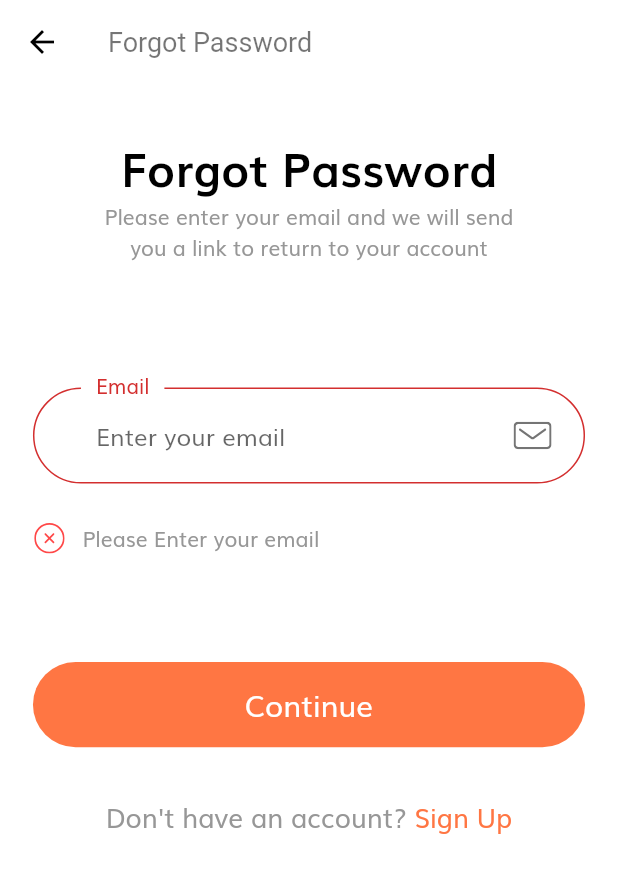
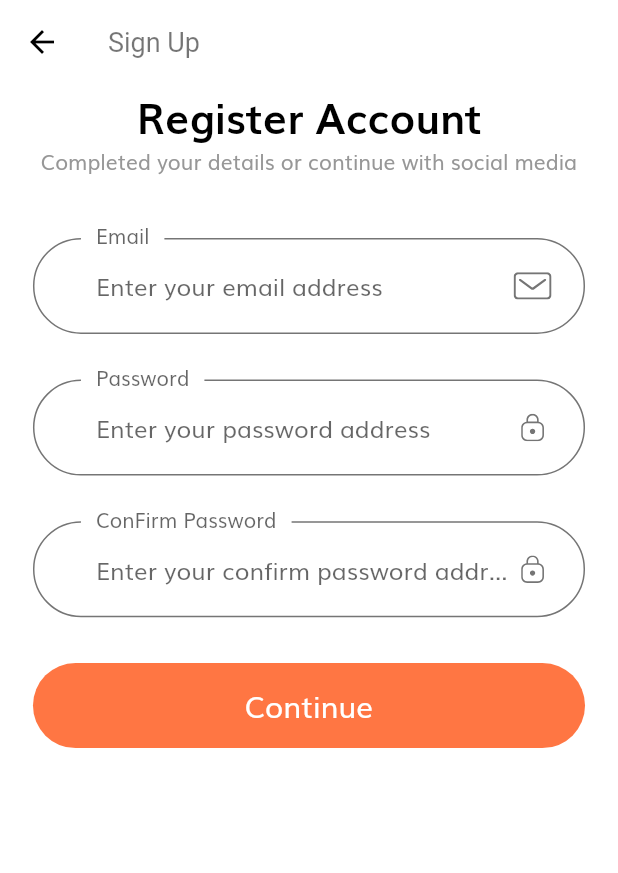
Before and after one commit to kv1991/shopping-mall, a Flutter app: the ForgotPasswordScreen screen opened by its route, after a tap on "Continue", after a tap on "Sign Up", on a phone screen of 412 x 824 dp. Shown: the top 873 px of the screen. Run offline on Flutter 3.47's test engine with Material 2 defaults, Android fonts, the phone set to English and light mode, and no system bars; our stand-ins replace flutter_svg.

Commit message:
feat:  added basic UI of sign up route page.

```diff
--- a/lib/screens/sign_in/components/no_account_text.dart
+++ b/lib/screens/sign_in/components/no_account_text.dart
@@ -1,7 +1,7 @@
 
 import 'package:flutter/material.dart';
 import 'package:shopping_mall/constants.dart';
-import 'package:shopping_mall/screens/forgot_password/forgot_password_screen.dart';
+import 'package:shopping_mall/screens/sign_up/sign_up_screen.dart';
 import 'package:shopping_mall/size_config.dart';
 
 class NoAccountText extends StatelessWidget {
@@ -18,7 +18,7 @@ class NoAccountText extends StatelessWidget {
         GestureDetector(
           child: Text('Sign Up', style: TextStyle(color: kPrimaryColor, fontSize: getProportionateScreenWidth(16))),
           onTap: () {
-            // Navigator.pushNamed(context, ForgotPasswordScreen.routeName);
+            Navigator.pushNamed(context, SignUpScreen.routeName);
           }
         )
       ]
--- a/lib/screens/sign_up/components/body.dart
+++ b/lib/screens/sign_up/components/body.dart
@@ -1,8 +1,24 @@
 import 'package:flutter/material.dart';
+import 'package:shopping_mall/screens/sign_up/components/sign_up_form.dart';
+import 'package:shopping_mall/size_config.dart';
 
 class Body extends StatelessWidget {
   @override
   Widget build(BuildContext context) {
-    return Container();
+    return SingleChildScrollView(
+      child: SizedBox(
+        width: double.infinity,
+        child: Padding(
+          padding: EdgeInsets.symmetric(horizontal: getProportionateScreenWidth(20)),
+          child: Column(
+            children: [
+              Text('Register Account', style: TextStyle(color: Colors.black, fontSize: 28, fontWeight: FontWeight.bold)),
+              Text('Completed your details or continue with social media', textAlign: TextAlign.center),
+              SignUpForm()
+            ],
+          ),
+        ),
+      ),
+    );
   }
 }
--- /dev/null
+++ b/lib/screens/sign_up/components/sign_up_form.dart
@@ -0,0 +1,162 @@
+import 'package:flutter/material.dart';
+import 'package:shopping_mall/components/custom_surfix_icon.dart';
+import 'package:shopping_mall/components/default_button.dart';
+import 'package:shopping_mall/components/form_errors.dart';
+import 'package:shopping_mall/constants.dart';
+import 'package:shopping_mall/size_config.dart';
+
+class SignUpForm extends StatefulWidget {
+  @override
+  _SignUpFormState createState() => _SignUpFormState();
+}
+
+class _SignUpFormState extends State<SignUpForm> {
+  final _formKey = GlobalKey<FormState>();
+  String email;
+  String password;
+  String conformPassword;
+  List<String> formErrors = [];
+
+  void addError({ String error }) {
+    if(!formErrors.contains(error)) {
+      setState(() {
+        formErrors.add(error);
+      });
+    }
+  }
+
+  void removeError(error) {
+    if(!formErrors.contains(error)) {
+      setState(() {
+        formErrors.remove(error);
+      });
+    }
+  }
+
+  @override
+  Widget build(BuildContext context) {
+    return Form(
+      key: _formKey,
+      child: Column(
+        children: [
+          SizedBox(height: getProportionateScreenHeight(40)),
+          renderEmailTextField(),
+          SizedBox(height: getProportionateScreenHeight(30)),
+          renderPasswordTextField(),
+          SizedBox(height: getProportionateScreenHeight(30)),
+          renderConfPasswordTextField(),
+          SizedBox(height: getProportionateScreenHeight(30)),
+          FormErrors(errors: formErrors),
+          DefaultButton(
+            text: 'Continue',
+            press: () {
+              if (_formKey.currentState.validate()) {
+
+              }
+            }
+          )
+        ],
+      )
+    );
+  }
+
+  Widget renderEmailTextField() {
+    return TextFormField(
+      keyboardType: TextInputType.emailAddress,
+      decoration: InputDecoration(
+        labelText: 'Email',
+        hintText: 'Enter your email address',
+        suffixIcon: CustomSurffixIcon(svgIcon: 'assets/icons/Mail.svg')
+      ),
+      onSaved: (val) => val = email,
+      onChanged: (val) {
+        if(val.isEmpty) {
+          addError(error: kEmailNullError);
+        } else if(!emailValidatorRegExp.hasMatch(val)) {
+          addError(error: kInvalidEmailError);
+        }
+        setState(() {
+          val = email;
+        });
+      },
+      validator: (val) {
+        if(val.isNotEmpty) {
+          removeError(kEmailNullError);
+          return '';
+        } else if(emailValidatorRegExp.hasMatch(val)) {
+          removeError(kInvalidEmailError);
+          return '';
+        }
+        return null;
+      },
+    );
+  }
+
+  Widget renderPasswordTextField() {
+    return TextFormField(
+      obscureText: true,
+      decoration: InputDecoration(
+        labelText: 'Password',
+        hintText: 'Enter your password address',
+        suffixIcon: CustomSurffixIcon(svgIcon: 'assets/icons/Lock.svg')
+      ),
+      onSaved: (val) => val = password,
+      onChanged: (val) {
+        if(val.isNotEmpty) {
+          removeError(kPassNullError);
+          return '';
+        } else if(val.length >= 8) {
+          removeError(kShortPassError);
+          return '';
+        }
+        setState(() {
+          val = password;
+        });
+      },
+      validator: (val) {
+        if(val.isEmpty) {
+          addError(error: kPassNullError);
+          return '';
+        } else if(val.length < 8) {
+          addError(error: kShortPassError);
+          return '';
+        }
+        return null;
+      },
+    );
+  }
+
+  Widget renderConfPasswordTextField() {
+    return TextFormField(
+      obscureText: true,
+      decoration: InputDecoration(
+        labelText: 'ConFirm Password',
+        hintText: 'Enter your confirm password address',
+        suffixIcon: CustomSurffixIcon(svgIcon: 'assets/icons/Lock.svg')
+      ),
+      onSaved: (val) => val = conformPassword,
+      onChanged: (val) {
+        if(val.isNotEmpty) {
+          removeError(kPassNullError);
+          return '';
+        } else if(val.length >= 8) {
+          removeError(kShortPassError);
+          return '';
+        }
+        setState(() {
+          val = password;
+        });
+      },
+      validator: (val) {
+        if(val.isEmpty) {
+          addError(error: kPassNullError);
+          return '';
+        } else if(val != password) {
+          addError(error: kMatchPassError);
+          return '';
+        }
+        return null;
+      },
+    );
+  }
+}
```
